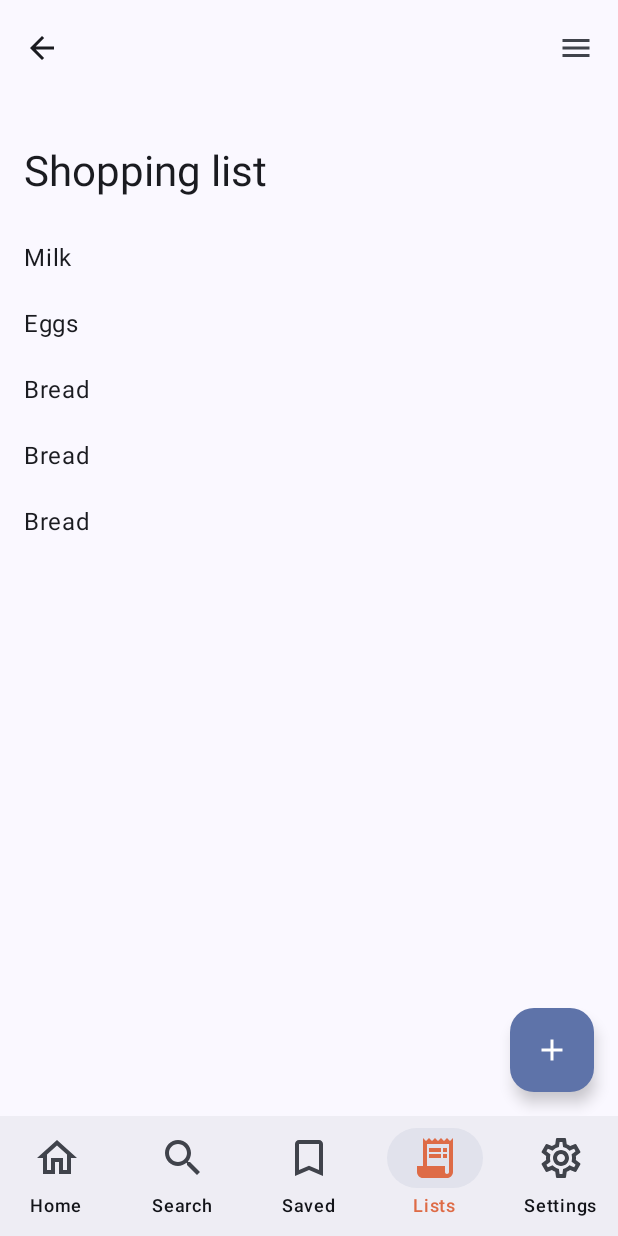
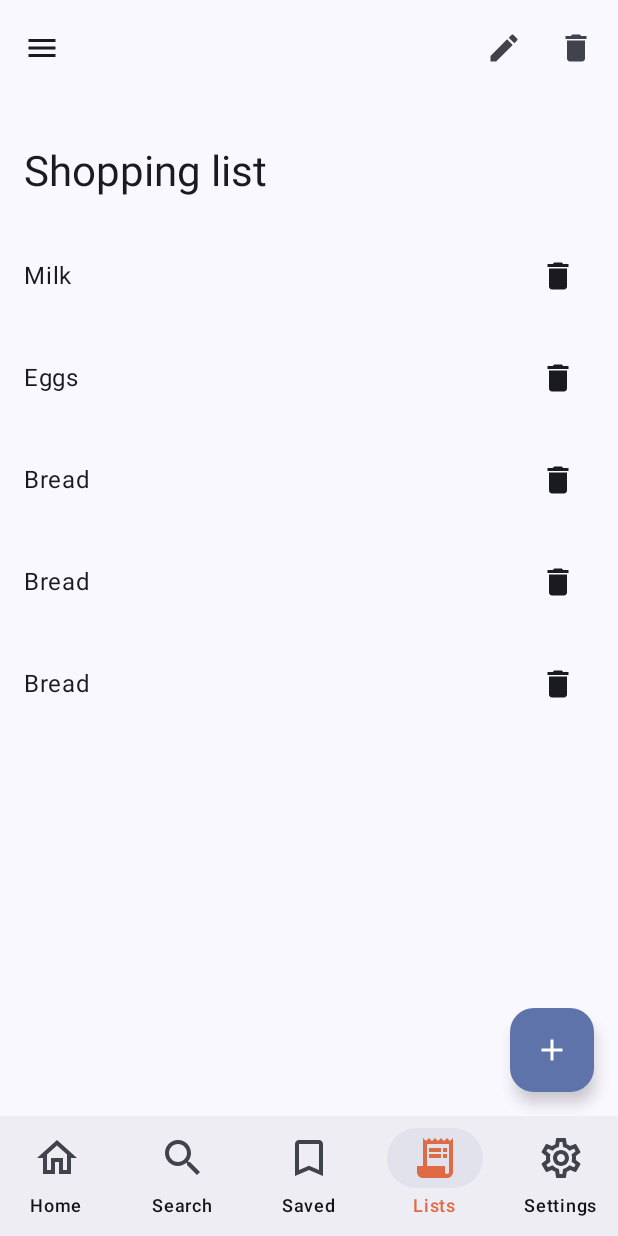
Before and after one commit to Jatinder-Sohal/FinalYearProject-HCI, an Android app built with Jetpack Compose: the CompanionListsScreen screen opened through its navigation route, on a phone screen of 412 x 824 dp. Run offline under Robolectric (Android 15) with nearby library versions, the phone set to English and light mode, and no system bars.

Commit message:
Adding some more top bar items and moving menu item where back button was. Also started styling actual list items adding a bin button for each item.

```diff
--- a/cooking_companion/app/src/main/java/com/example/cooking_companion/ui/pages/CompanionListsScreen.kt
+++ b/cooking_companion/app/src/main/java/com/example/cooking_companion/ui/pages/CompanionListsScreen.kt
@@ -61,17 +61,17 @@ fun CompanionListsScreen(modifier: Modifier = Modifier, ) {
                 navigationIcon = {
                     IconButton(onClick = {}) {
                         Icon(
-                            imageVector = Icons.Filled.ArrowBack,
-                            contentDescription = "Localized description"
+                            imageVector = Icons.Filled.Menu,
+                            contentDescription = "Load all lists"
                         )
                     }
                 },
                 actions = {
                     IconButton(onClick = {}) {
-                        Icon(
-                            imageVector = Icons.Filled.Menu,
-                            contentDescription = "Localized description"
-                        )
+                        Icon(Icons.Default.Edit, contentDescription = "Edit")
+                    }
+                    IconButton(onClick = {}) {
+                        Icon(Icons.Default.Delete, contentDescription = "Delete All")
                     }
                 },
                 scrollBehavior = scrollBehavior
@@ -91,10 +91,7 @@ fun CompanionListsScreen(modifier: Modifier = Modifier, ) {
             verticalArrangement = Arrangement.spacedBy(4.dp)
         ) {
             items.forEach { item ->
-                ListItem(
-                    text = item,
-                    modifier = Modifier.fillMaxWidth(),
-                )
+                ListItem(item)
             }
         }
     }
@@ -110,5 +107,8 @@ fun ListItem(text: String, modifier: Modifier = Modifier) {
         verticalAlignment = Alignment.CenterVertically
     ) {
         Text(text = text)
+        IconButton(onClick = {}) {
+            Icon(Icons.Default.Delete, contentDescription = "Delete")
+        }
     }
 }
```
